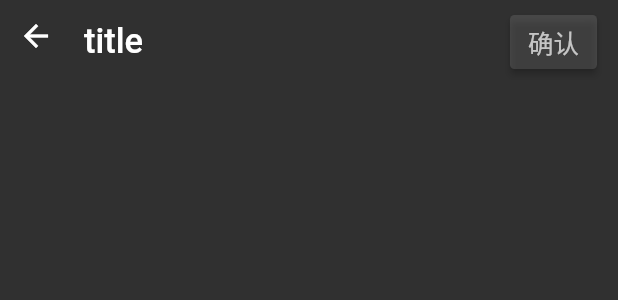
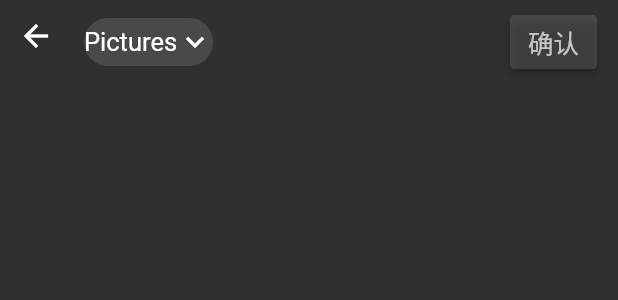
Before and after one commit to fxfSean/flutter_practice_demo, a Flutter app: the AssetsPicker widget shown alone on an empty page, opened directly, on a phone screen of 412 x 824 dp. Shown: the top 300 px of the screen. Run offline on Flutter 3.47's test engine with Material 2 defaults, Android fonts, the phone set to English and light mode, and no system bars.

Commit message:
feat: appbar title

```diff
--- a/lib/src/assets/widget/assets_picker.dart
+++ b/lib/src/assets/widget/assets_picker.dart
@@ -63,9 +63,38 @@ class AssetsPicker extends StatelessWidget {
   Widget appbar(BuildContext context) {
     return FixedAppBarWrapper(
         appBar: FixedAppBar(
+          title: pathEntrySelector(context),
           actions: confirmButton(context),
         ),
         body: Container());
+  }
+
+  Widget pathEntrySelector(BuildContext context) {
+    return UnconstrainedBox(
+      child: Container(
+        constraints: BoxConstraints(
+          maxWidth: MediaQuery.of(context).size.width * 0.5
+        ),
+        height: 32,
+        decoration: BoxDecoration(
+          borderRadius: BorderRadius.circular(999),
+          color: theme.dividerColor
+        ),
+        child: Row(
+          mainAxisSize: MainAxisSize.min,
+          children: [
+            Text('Pictures', style: TextStyle(
+              fontSize: 17,
+              fontWeight: FontWeight.normal,
+            ),
+              maxLines: 1,
+              overflow: TextOverflow.ellipsis,
+            ),
+            Icon(Icons.keyboard_arrow_down)
+          ],
+        ),
+      ),
+    );
   }
 
   ValueNotifier<bool> _selectListenable = ValueNotifier(false);
--- a/lib/src/assets/widget/fixed_appbar.dart
+++ b/lib/src/assets/widget/fixed_appbar.dart
@@ -3,8 +3,9 @@ import 'package:flutter/material.dart';
 
 class FixedAppBar extends StatelessWidget {
   final List<Widget>? actions;
+  final Widget? title;
 
-  const FixedAppBar({Key? key, this.actions}) : super(key: key);
+  const FixedAppBar({Key? key, this.actions, this.title}) : super(key: key);
 
   @override
   Widget build(BuildContext context) {
@@ -24,7 +25,7 @@ class FixedAppBar extends StatelessWidget {
                 alignment: Alignment.centerLeft,
                 child: DefaultTextStyle(
                   style: Theme.of(context).textTheme.headline6!.copyWith(fontSize: 23),
-                  child: Text('title'),
+                  child: title!,
                   overflow: TextOverflow.ellipsis,
                   maxLines: 1,
                   softWrap: false,
```
